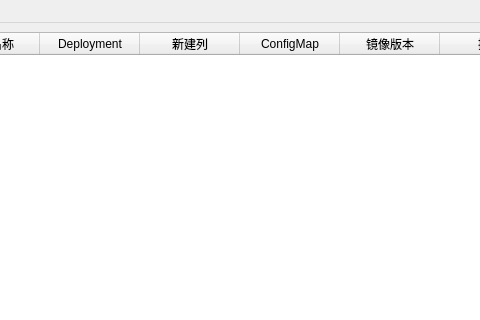
Old version of the form UI/ui_file/demo1_helloworld.ui in the repository PoisonB3RRY/pyqt_UIDesign; both pictures show x 170 to 650 and y 0 to 320 of the 901 by 670 pixel window.
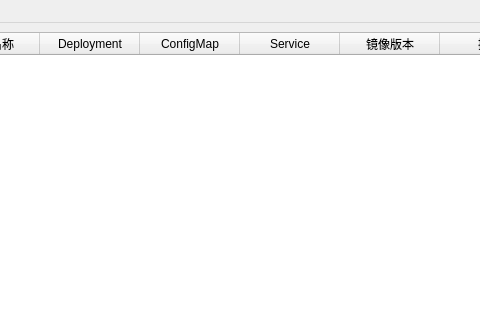
New version of the form. Icons and pictures are not drawn.

Patch:
```diff
--- a/UI/ui_file/demo1_helloworld.ui
+++ b/UI/ui_file/demo1_helloworld.ui
@@ -41,12 +41,12 @@
       </column>
       <column>
        <property name="text">
-        <string>新建列</string>
+        <string>ConfigMap</string>
        </property>
       </column>
       <column>
        <property name="text">
-        <string>ConfigMap</string>
+        <string>Service</string>
        </property>
       </column>
       <column>
```
